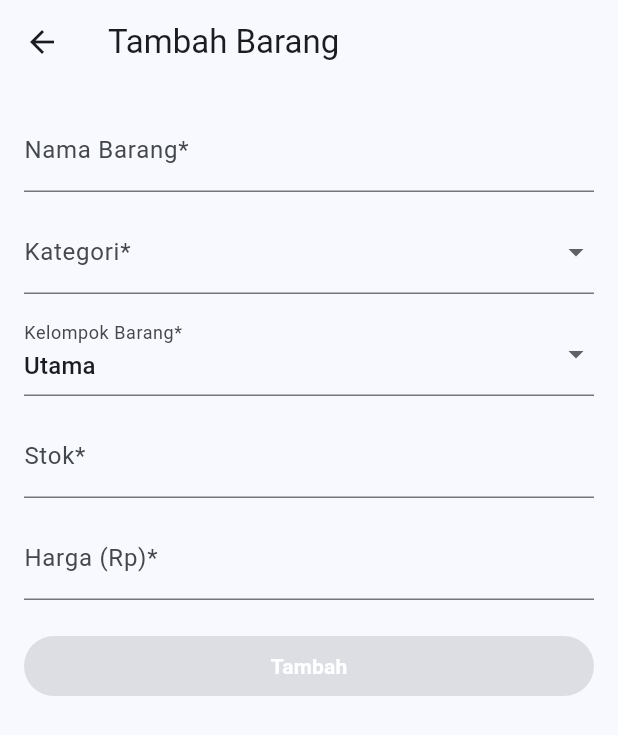
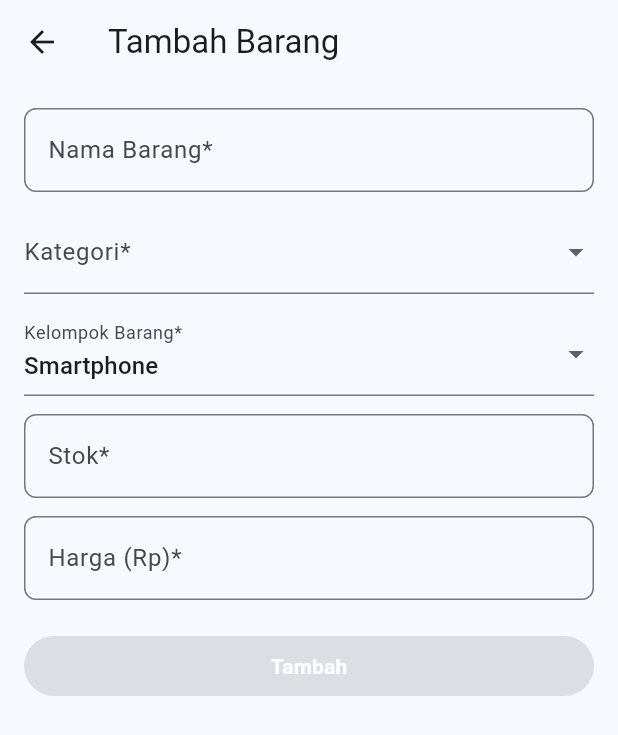
Before and after one commit to ahmadshofi23/ahmad_shofi_front-end, a Flutter app: the screen it shows after launch, after a tap on "Tambah Barang", on a phone screen of 412 x 824 dp. Shown: the top 735 px of the screen. Run offline on Flutter 3.47's test engine with Material 3 defaults, Android fonts, the phone set to English and light mode, and no system bars; our stand-ins replace get, sqflite; accounts and stored records are empty; network calls fail.

Commit message:
fixing alert

```diff
--- a/lib/views/barang_form_page.dart
+++ b/lib/views/barang_form_page.dart
@@ -20,7 +20,7 @@ class _BarangFormPageState extends State<BarangFormPage> {
   final _namaController = TextEditingController();
   final _stokController = TextEditingController();
   final _hargaController = TextEditingController();
-  String _kelompok = 'Utama';
+  String _kelompok = 'Smartphone';
   int? _kategoriId;
   List<Map<String, dynamic>> _kategoriList = [];
   final controller = Get.find<BarangController>();
@@ -56,10 +56,25 @@ class _BarangFormPageState extends State<BarangFormPage> {
       );
       if (widget.isEdit) {
         controller.updateBarang(barang);
+        Get.back();
+        Future.delayed(Duration(milliseconds: 300), () {
+          Get.snackbar(
+            'Berhasil',
+            'Barang berhasil diperbarui',
+            snackPosition: SnackPosition.TOP,
+          );
+        });
       } else {
         controller.addBarang(barang);
+        Get.back();
+        Future.delayed(Duration(milliseconds: 300), () {
+          Get.snackbar(
+            'Berhasil',
+            'Barang berhasil ditambahkan',
+            snackPosition: SnackPosition.TOP,
+          );
+        });
       }
-      Get.back();
     }
   }
 
@@ -80,12 +95,11 @@ class _BarangFormPageState extends State<BarangFormPage> {
           key: _formKey,
           child: ListView(
             children: [
-              TextFormField(
+              CustomeTextFormField(
                 controller: _namaController,
-                decoration: InputDecoration(labelText: 'Nama Barang*'),
-                onChanged: (_) => updateValidity(),
-                validator:
-                    (val) => val == null || val.isEmpty ? 'Wajib diisi' : null,
+                title: 'Nama Barang',
+                updateValidity: updateValidity,
+                keyboardType: TextInputType.text,
               ),
               SizedBox(height: 12),
               DropdownButtonFormField<int>(
@@ -111,7 +125,7 @@ class _BarangFormPageState extends State<BarangFormPage> {
                 value: _kelompok,
                 decoration: InputDecoration(labelText: 'Kelompok Barang*'),
                 items:
-                    ['Utama', 'Tambahan', 'Sampingan']
+                    ['Smartphone', 'Laptop', 'Baju', 'Celana', 'Sepatu']
                         .map((e) => DropdownMenuItem(value: e, child: Text(e)))
                         .toList(),
                 onChanged: (val) {
@@ -123,22 +137,18 @@ class _BarangFormPageState extends State<BarangFormPage> {
               ),
 
               SizedBox(height: 12),
-              TextFormField(
+              CustomeTextFormField(
                 controller: _stokController,
+                title: 'Stok',
+                updateValidity: updateValidity,
                 keyboardType: TextInputType.number,
-                decoration: InputDecoration(labelText: 'Stok*'),
-                validator:
-                    (val) => val == null || val.isEmpty ? 'Wajib diisi' : null,
-                onChanged: (_) => updateValidity(),
               ),
               SizedBox(height: 12),
-              TextFormField(
+              CustomeTextFormField(
                 controller: _hargaController,
+                title: 'Harga (Rp)',
+                updateValidity: updateValidity,
                 keyboardType: TextInputType.number,
-                decoration: InputDecoration(labelText: 'Harga (Rp)*'),
-                validator:
-                    (val) => val == null || val.isEmpty ? 'Wajib diisi' : null,
-                onChanged: (value) => updateValidity(),
               ),
               SizedBox(height: 20),
               Obx(
@@ -164,3 +174,32 @@ class _BarangFormPageState extends State<BarangFormPage> {
     );
   }
 }
+
+class CustomeTextFormField extends StatelessWidget {
+  const CustomeTextFormField({
+    super.key,
+    required this.controller,
+    required this.title,
+    required this.updateValidity,
+    required this.keyboardType,
+  });
+
+  final TextEditingController controller;
+  final String title;
+  final Function? updateValidity;
+  final TextInputType keyboardType;
+
+  @override
+  Widget build(BuildContext context) {
+    return TextFormField(
+      controller: controller,
+      keyboardType: keyboardType,
+      decoration: InputDecoration(
+        labelText: '$title*',
+        border: OutlineInputBorder(borderRadius: BorderRadius.circular(8.0)),
+      ),
+      onChanged: updateValidity != null ? (value) => updateValidity!() : null,
+      validator: (val) => val == null || val.isEmpty ? 'Wajib diisi' : null,
+    );
+  }
+}
```
Also changed, not shown: lib/views/barang_detail_sheet.dart (+13 -2 lines), lib/views/barang_list_page.dart (+14 -1 lines).
